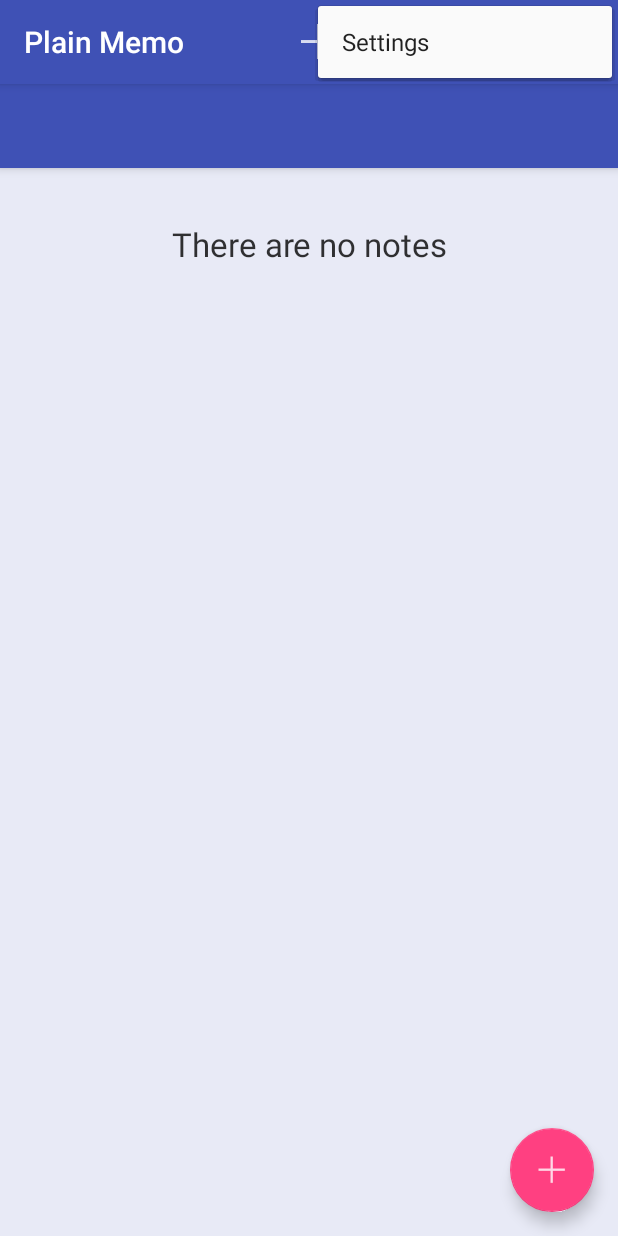
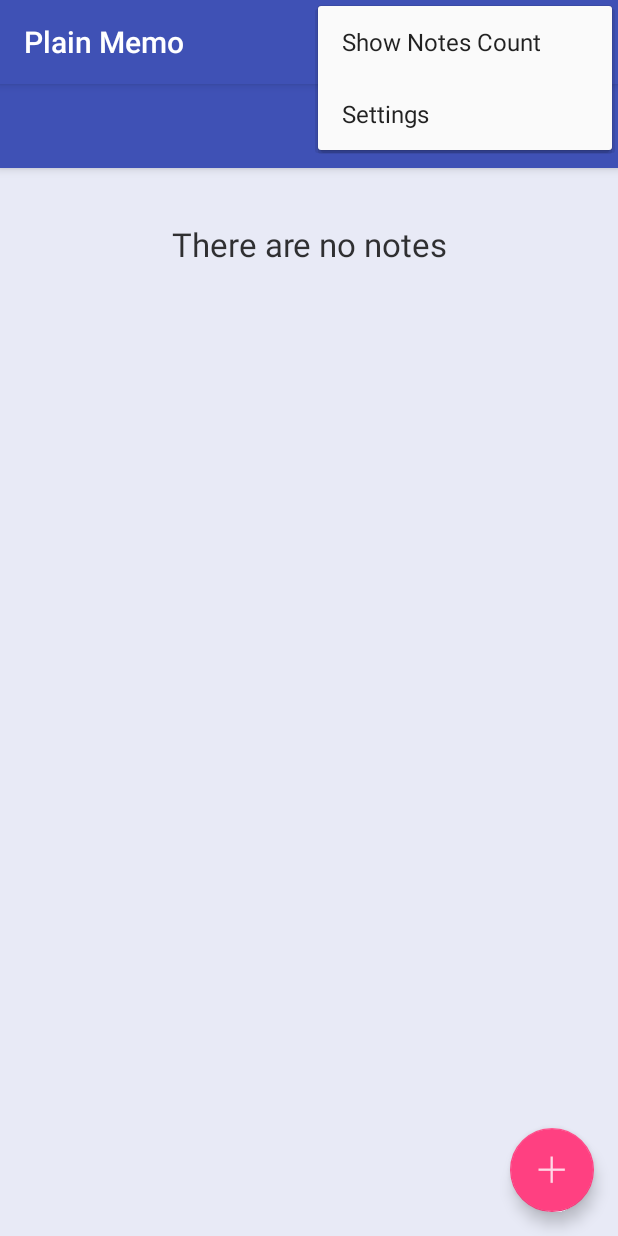
Before and after one commit to Daytron/plain-memo, an Android app: the fragment NoteListFragment shown on its own in the app's theme, with the options menu open, on a phone screen of 412 x 824 dp. Run offline under Robolectric (Android 15) with nearby library versions, the phone set to English and light mode, and no system bars; 1 statement that could not run was skipped.

Commit message:
Rename show subtitle menu item, move it to collapsing submenu and automatically detect plurals in the subtitle display and apply accordingly.

```diff
--- a/app/src/main/java/com/github/daytron/plain_memo/view/fragment/NoteListFragment.java
+++ b/app/src/main/java/com/github/daytron/plain_memo/view/fragment/NoteListFragment.java
@@ -334,11 +334,11 @@ public class NoteListFragment extends Fragment {
 
         inflater.inflate(R.menu.fragment_note_list, menu);
 
-        MenuItem subtitleItem = menu.findItem(R.id.menu_item_show_subtitle);
+        MenuItem subtitleItem = menu.findItem(R.id.menu_item_show_number_notes_subtitle);
         if (mSubtitleVisible) {
-            subtitleItem.setTitle(R.string.hide_subtitle);
+            subtitleItem.setTitle(R.string.hide_no_of_notes_subtitle);
         } else {
-            subtitleItem.setTitle(R.string.show_subtitle);
+            subtitleItem.setTitle(R.string.show_no_of_notes_subtitle);
         }
     }
 
@@ -391,7 +391,7 @@ public class NoteListFragment extends Fragment {
                 Intent intent = NotePagerActivity.newIntent(getActivity(), note.getID(), true);
                 startActivity(intent);
                 return true;
-            case R.id.menu_item_show_subtitle:
+            case R.id.menu_item_show_number_notes_subtitle:
                 mSubtitleVisible = !mSubtitleVisible;
                 getActivity().supportInvalidateOptionsMenu();
                 updateSubtitle();
@@ -406,7 +406,8 @@ public class NoteListFragment extends Fragment {
     private void updateSubtitle() {
         NoteBook noteBook = NoteBook.get(getActivity());
         int noteCount = noteBook.getNotes().size();
-        String subtitle = getString(R.string.subtitle_format, noteCount);
+        String subtitle = getResources().getQuantityString(R.plurals.subtitle_plural,
+                noteCount, noteCount);
 
         if (!mSubtitleVisible) {
             subtitle = null;
--- a/app/src/main/res/menu/fragment_note_list.xml
+++ b/app/src/main/res/menu/fragment_note_list.xml
@@ -9,11 +9,13 @@
           android:title="@string/new_note"
           app:showAsAction="ifRoom|withText" />
       <item
-          android:id="@+id/menu_item_show_subtitle"
-          android:title="@string/show_subtitle"
-          app:showAsAction="ifRoom" />
-      <item android:id="@+id/action_settings"
+          android:id="@+id/action_settings"
           android:title="@string/action_settings"
           android:orderInCategory="100"
-          app:showAsAction="never"/>
+          app:showAsAction="never" />
+      <item
+          android:id="@+id/menu_item_show_number_notes_subtitle"
+          android:title="@string/show_no_of_notes_subtitle"
+          app:showAsAction="never" />
+
 </menu>
--- a/app/src/main/res/values/strings.xml
+++ b/app/src/main/res/values/strings.xml
@@ -9,9 +9,14 @@
     <string name="save_note">Save</string>
     <string name="delete_note">Delete</string>
     <string name="cancel_note">Cancel</string>
-    <string name="show_subtitle">Show Subtitle</string>
-    <string name="hide_subtitle">Hide Subtitle</string>
-    <string name="subtitle_format">%1$s crimes</string>
+    <string name="show_no_of_notes_subtitle">Show Notes Count</string>
+    <string name="hide_no_of_notes_subtitle">Hide Notes Count</string>
+    <string name="subtitle_format">%1$s notes</string>
+
+    <plurals name="subtitle_plural">
+        <item quantity="one">%1$s note</item>
+        <item quantity="other">%1$s notes</item>
+    </plurals>
 
     <string name="note_title_label">Title</string>
     <string name="note_title_hint">Enter a title for the note</string>
```
